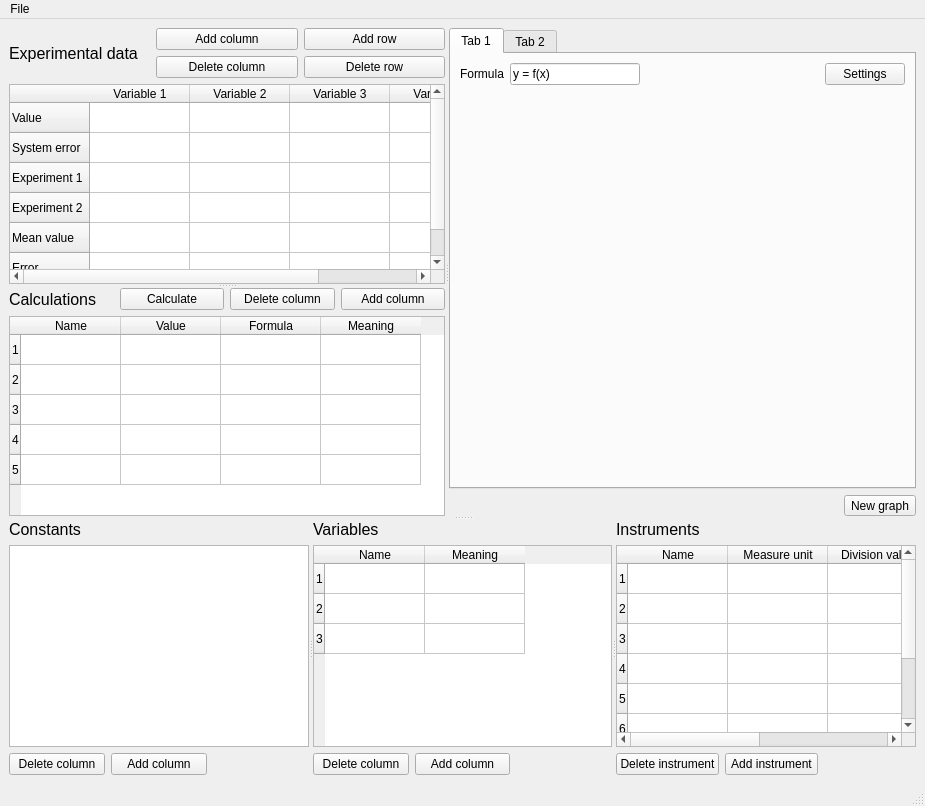
Qt form mainwindow.ui (Kirikus/Experiments-2026S-CPP) before a commit.
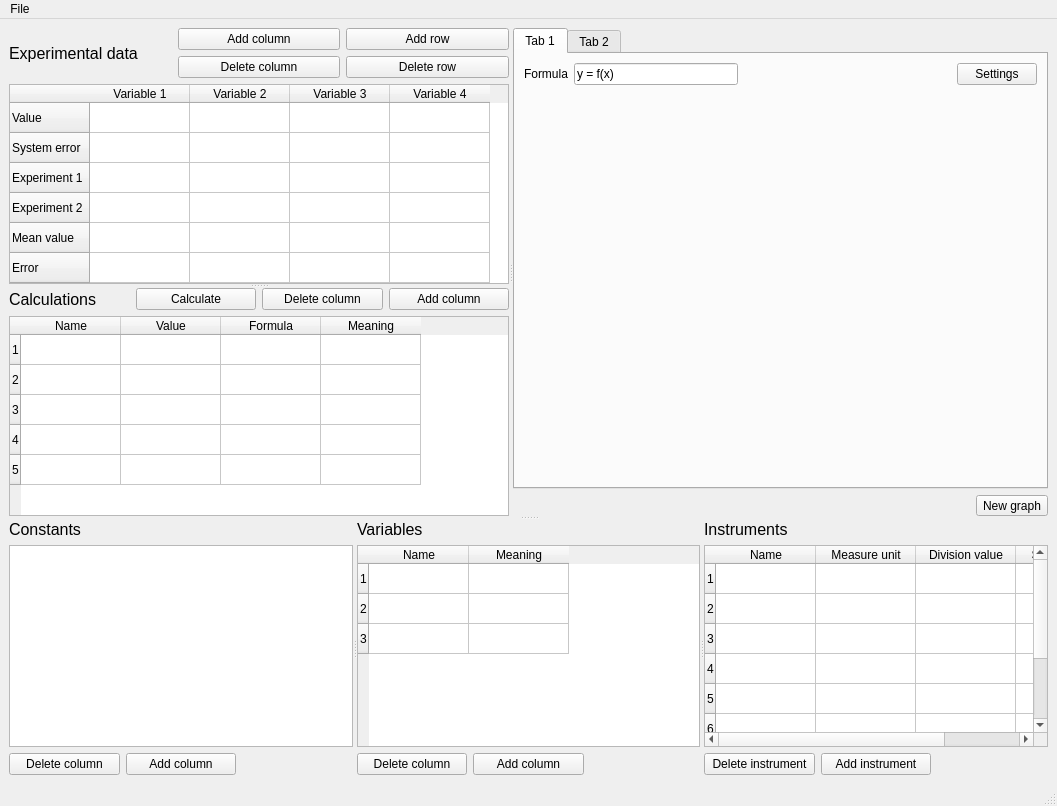
The same form after that commit. The open tabs and pages were chosen to show the change.

Patch:
```diff
--- a/mainwindow.ui
+++ b/mainwindow.ui
@@ -6,7 +6,7 @@
    <rect>
     <x>0</x>
     <y>0</y>
-    <width>925</width>
+    <width>1057</width>
     <height>806</height>
    </rect>
   </property>
@@ -584,7 +584,7 @@
     <rect>
      <x>0</x>
      <y>0</y>
-     <width>925</width>
+     <width>1057</width>
      <height>19</height>
     </rect>
    </property>
```
Left out of the diff: 2 changed lines with no effect on the pictures.
